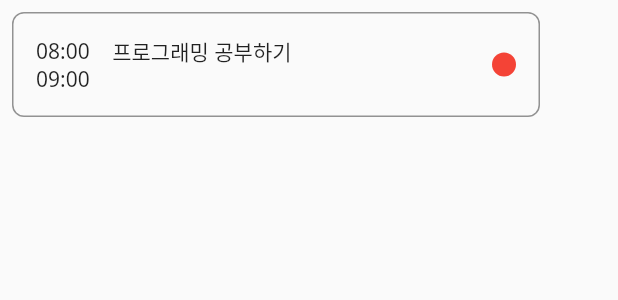
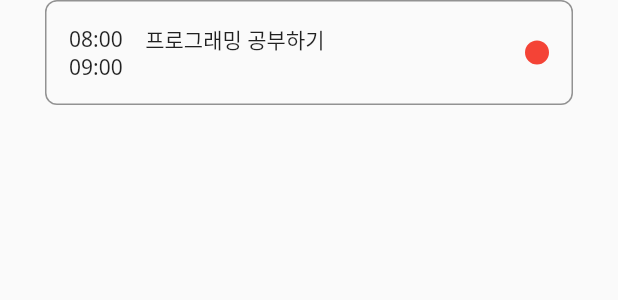
Before and after one commit to ji-hyun219/my_scheduler, a Flutter app: the ScheduleCard widget shown alone on an empty page, opened directly, on a phone screen of 412 x 824 dp. Shown: the top 300 px of the screen. Run offline on Flutter 3.47's test engine with Material 2 defaults, Android fonts, the phone set to English and light mode, and no system bars; our stand-ins replace table_calendar.

```diff
--- a/lib/components/schedule_card.dart
+++ b/lib/components/schedule_card.dart
@@ -16,9 +16,8 @@ class ScheduleCard extends StatelessWidget {
   @override
   Widget build(BuildContext context) {
     return Padding(
-      padding: const EdgeInsets.all(8.0),
+      padding: const EdgeInsets.symmetric(horizontal: 30),
       child: Container(
-          width: MediaQuery.of(context).size.width - 60,
           padding: const EdgeInsets.all(15),
           decoration: BoxDecoration(
             border: Border.all(
```
Also changed, not shown: lib/pages/home_screen.dart (+15 -5 lines), 1 other file.
